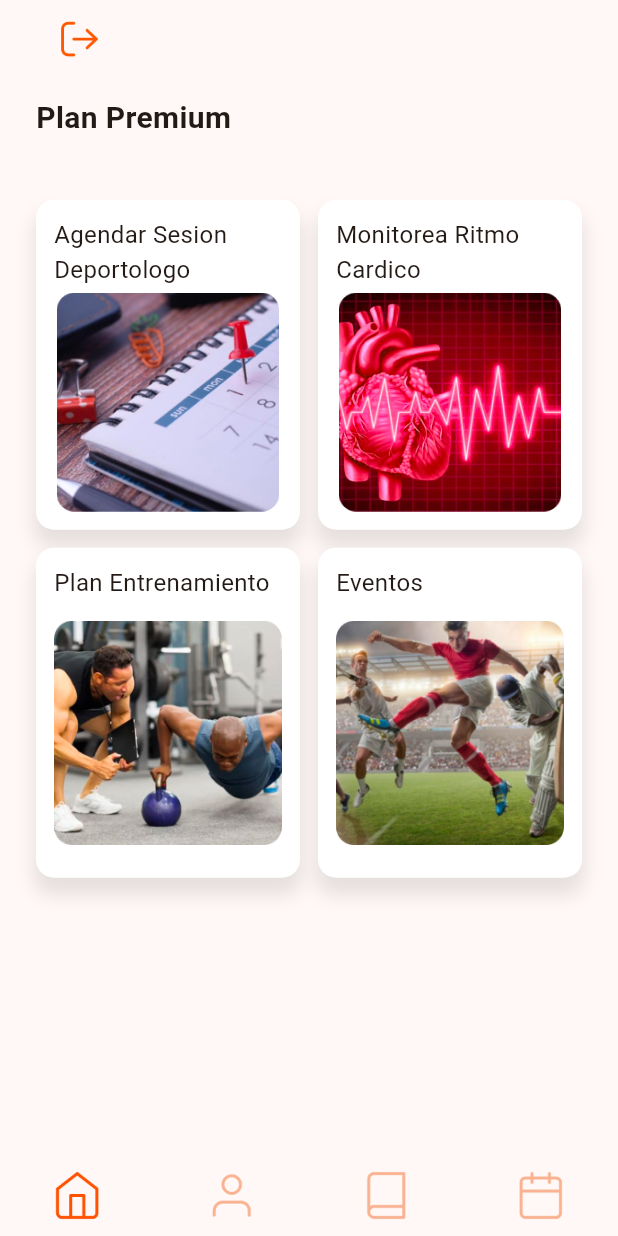
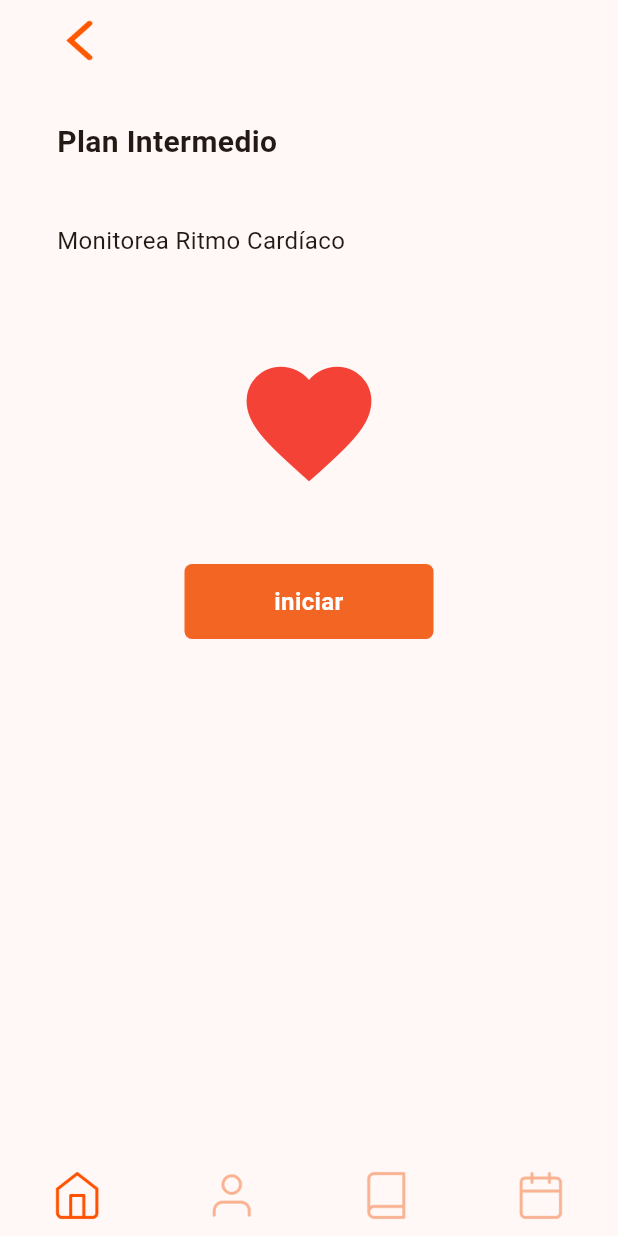
Before and after one commit to slozano95/sportapp_movil, a Flutter app: the PlanSelector screen opened directly, after a tap on "Monitorea Ritmo Cardico", on a phone screen of 412 x 824 dp. Run offline on Flutter 3.47's test engine with Material 3 defaults, Android fonts, the phone set to English and light mode, and no system bars; our stand-ins replace table_calendar; generated files the repository leaves out were written again; Roboto replaces fonts that are missing (IBM Plex Sans).

Commit message:
add  funtion monitoreo

```diff
--- /dev/null
+++ b/lib/animation_monitoring.dart
@@ -0,0 +1,86 @@
+import 'dart:async';
+import 'package:flutter/material.dart';
+
+class AnimationMonitoring extends StatefulWidget {
+  final bool isRunning;
+
+  const AnimationMonitoring({Key? key, required this.isRunning}) : super(key: key);
+
+  @override
+  _AnimationMonitoringState createState() => _AnimationMonitoringState();
+}
+
+class _AnimationMonitoringState extends State<AnimationMonitoring> with TickerProviderStateMixin {
+  late AnimationController _animationController;
+  late Animation<double> _beatAnimation;
+  List<Offset> _heartOffsets = [];
+  bool _isRunning = false;
+
+  @override
+  void initState() {
+    super.initState();
+    _isRunning = widget.isRunning;
+    _animationController = AnimationController(
+      duration: Duration(milliseconds: 1500),
+      vsync: this,
+    );
+
+    _beatAnimation = Tween<double>(begin: 1.0, end: 1.1).animate(
+      CurvedAnimation(
+        parent: _animationController,
+        curve: Curves.easeInOut,
+      ),
+    );
+
+    if (_isRunning) {
+      _startHeartbeatAnimation();
+    }
+  }
+
+  @override
+  void didUpdateWidget(covariant AnimationMonitoring oldWidget) {
+    super.didUpdateWidget(oldWidget);
+    if (widget.isRunning && !_isRunning) {
+      _startHeartbeatAnimation();
+      _isRunning = true;
+    } else if (!widget.isRunning && _isRunning) {
+      _stopHeartbeatAnimation();
+      _isRunning = false;
+    }
+  }
+
+  @override
+  void dispose() {
+    _animationController.dispose();
+    super.dispose();
+  }
+
+  void _startHeartbeatAnimation() {
+    _animationController.repeat(reverse: true);
+  }
+
+  void _stopHeartbeatAnimation() {
+    _animationController.stop();
+  }
+
+  @override
+  Widget build(BuildContext context) {
+    return Center(
+      child: AnimatedBuilder(
+        animation: _animationController,
+        builder: (context, child) {
+          return Transform.scale(
+            scale: 1 + 0.5 * _animationController.value,
+            child: Opacity(
+              opacity: 1 - _animationController.value,
+              child: Icon(
+                Icons.favorite,
+                color: Colors.red,
+                size: 100.0,
+              ),
+            ),
+          );
+        },
+     ),
+);}
+}
--- /dev/null
+++ b/lib/heart_monitoring.dart
@@ -0,0 +1,117 @@
+import 'package:flutter/material.dart';
+import 'package:sportapp_movil/UI/colors.dart';
+import 'package:sportapp_movil/plan_selector_view.dart';
+import 'package:flutter_gen/gen_l10n/app_localizations.dart';
+import 'package:sportapp_movil/animation_monitoring.dart';
+
+import 'UI/components.dart';
+
+class HeartMonitoring extends StatefulWidget {
+  const HeartMonitoring({super.key});
+
+  @override
+  _HeartMonitoringState createState() => _HeartMonitoringState();
+}
+
+class _HeartMonitoringState extends State<HeartMonitoring> {
+  bool _isSessionActive = false;
+  bool _isSessionEnded = false;
+  bool _isRunning = false;
+
+  int _heartRate = 0;
+
+  @override
+  Widget build(BuildContext context) {
+    return Scaffold(
+        body: SafeArea(
+            child: Column(children: [
+      Container(
+          padding: const EdgeInsets.fromLTRB(38, 12, 0, 0),
+          child: Row(
+            children: [
+              GestureDetector(
+                  onTap: () {
+                    goBack();
+                  },
+                  child: Container(
+                      width: 30,
+                      height: 30,
+                      key: Key("icon_back"),
+                      color: Colors.transparent,
+                      child: const Image(
+                          image: AssetImage("assets/icon_back.png"),
+                          width: 30)))
+            ],
+          )),
+      Expanded(
+          child: Container(
+              padding: const EdgeInsets.all(38),
+              child: Column(
+                  crossAxisAlignment: CrossAxisAlignment.start,
+                  children: [
+                    Text(AppLocalizations.of(context)!.plan_medio,
+                        style: AppTypography.heading,
+                        textAlign: TextAlign.start),
+                    const SizedBox(height: 40),
+                    Text(AppLocalizations.of(context)!.menu_ritmo,
+                      style: TextStyle(fontSize: 16),
+                    ),
+                    const SizedBox(height: 60),
+                    Row(mainAxisAlignment: MainAxisAlignment.center, children: [
+                      Container(
+                          height: 54,
+                          child: Center(
+                              child: AnimationMonitoring(isRunning: _isRunning)
+                                  ))
+                    ]),
+                     const SizedBox(height: 90),
+                    !_isSessionEnded
+                    ?
+                    Center(
+
+                            child: UIComponents.button(
+                                _isSessionActive
+                                    ? AppLocalizations.of(context)!.heart_start
+                                    : AppLocalizations.of(context)!.heart_start, () {
+                            toggleSession();
+                          }))
+                     :  Center(
+                                child:
+                                    UIComponents.button(AppLocalizations.of(context)!.heart_stop, () {
+                              //TODO
+                            })),
+                  ])
+                  )),
+      UIComponents.tabBar(context, TabItem.home)
+    ])));
+  }
+
+  void goBack() {
+    Navigator.of(context).pop();
+  }
+
+  String getHeartrateValue() {
+    return _heartRate.toString();
+  }
+
+  void startStopwatch() {
+    _heartRate = 120;
+    _isRunning = true;
+    //_simulateHeartRate();
+
+  }
+
+
+
+   void toggleSession() {
+    _isSessionActive = !_isSessionActive;
+    if (!_isSessionActive) {
+      setState(() {
+        _isSessionEnded = true;
+      });
+    } else {
+      startStopwatch();
+    }
+  }
+
+}
--- a/lib/l10n/app_en.arb
+++ b/lib/l10n/app_en.arb
@@ -47,8 +47,11 @@
   "perfil_message": "Increbile keep it up!",
   "plan_premium": "Premium Plan",
   "plan_basico": "Basic Plan",
-  "plan_medio": "Medium Plan",
+  "plan_medio": "Intermediate Plan",
   "idioma": "Select your Language",
   "dep_exitoso_Aceptar": "Accept",
-  "sign_in": "Sign In"
+  "sign_in": "Sign In",
+
+  "heart_start": "Start",
+  "heart_stop": "Stop"
 }
--- a/lib/l10n/app_es.arb
+++ b/lib/l10n/app_es.arb
@@ -47,8 +47,11 @@
   "perfil_message": "Increbile, sigue así!",
   "plan_premium": "Plan Premium",
   "plan_basico": "Plan Basico",
-  "plan_medio": "Plan Medio",
+  "plan_medio": "Plan Intermedio",
   "idioma": "Selecciona tu Idioma",
   "dep_exitoso_Aceptar": "Aceptar",
-  "sign_in": "Ingresar"
+  "sign_in": "Ingresar",
+
+  "heart_start": "iniciar",
+  "heart_stop": "Finalizar"
 }
--- a/lib/plan_selector_view.dart
+++ b/lib/plan_selector_view.dart
@@ -5,6 +5,7 @@ import 'package:sportapp_movil/login_view.dart';
 import 'package:sportapp_movil/schedule_deportologo.dart';
 import 'package:sportapp_movil/training_plan_view.dart';
 import 'package:flutter_gen/gen_l10n/app_localizations.dart';
+import 'package:sportapp_movil/heart_monitoring.dart';
 
 import 'UI/components.dart';
 
@@ -39,9 +40,6 @@ extension PlanFeaturesExtension on PlanFeatures {
     }
   }
 }
-
-
-
 
 extension PlanOptionExtension on PlanOption  {
   String get name {
@@ -143,6 +141,9 @@ class _PlanSelectorState extends State<PlanSelector> {
             case PlanFeatures.trainingPlan:
               goToTrainingPlan();
               break;
+            case PlanFeatures.heartRate:
+              goToHeartMonitoring();
+              break;
             default:
               break;
           }
@@ -203,4 +204,11 @@ class _PlanSelectorState extends State<PlanSelector> {
       MaterialPageRoute(builder: (context) => TrainingPlanView()),
     );
   }
+
+    void goToHeartMonitoring() {
+    Navigator.push(
+      context,
+      MaterialPageRoute(builder: (context) => HeartMonitoring()),
+    );
+  }
 }
```
